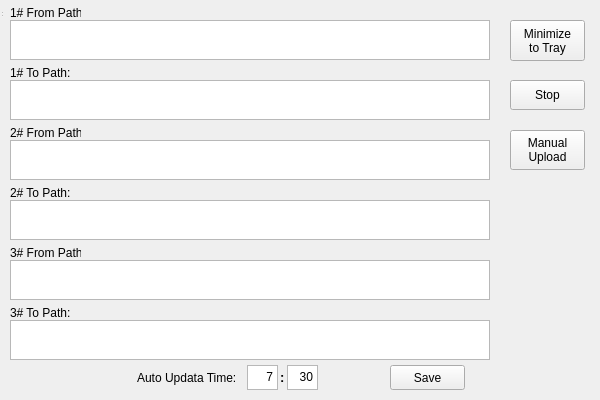
This is AutoCopy/AutoCopy.ui in ybb0001/AutoCopy as Qt 5 draws it before an edit. The edited form follows.
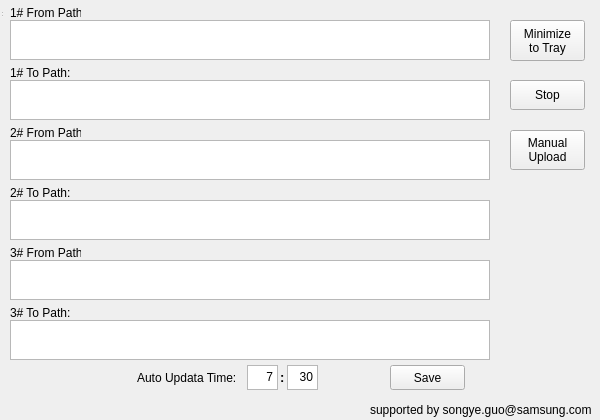
This is the edited form.

What changed in the file:
```diff
--- a/AutoCopy/AutoCopy.ui
+++ b/AutoCopy/AutoCopy.ui
@@ -7,19 +7,19 @@
     <x>0</x>
     <y>0</y>
     <width>600</width>
-    <height>400</height>
+    <height>420</height>
    </rect>
   </property>
   <property name="minimumSize">
    <size>
     <width>600</width>
-    <height>200</height>
+    <height>420</height>
    </size>
   </property>
   <property name="maximumSize">
    <size>
     <width>600</width>
-    <height>400</height>
+    <height>420</height>
    </size>
   </property>
   <property name="windowTitle">
@@ -373,6 +373,19 @@
     </rect>
    </property>
   </widget>
+  <widget class="QLabel" name="label_9">
+   <property name="geometry">
+    <rect>
+     <x>370</x>
+     <y>400</y>
+     <width>221</width>
+     <height>20</height>
+    </rect>
+   </property>
+   <property name="text">
+    <string>supported by songye.guo@samsung.com</string>
+   </property>
+  </widget>
  </widget>
  <layoutdefault spacing="6" margin="11"/>
  <resources>
```
Left out of the diff: 2 changed lines with no effect on the pictures.
